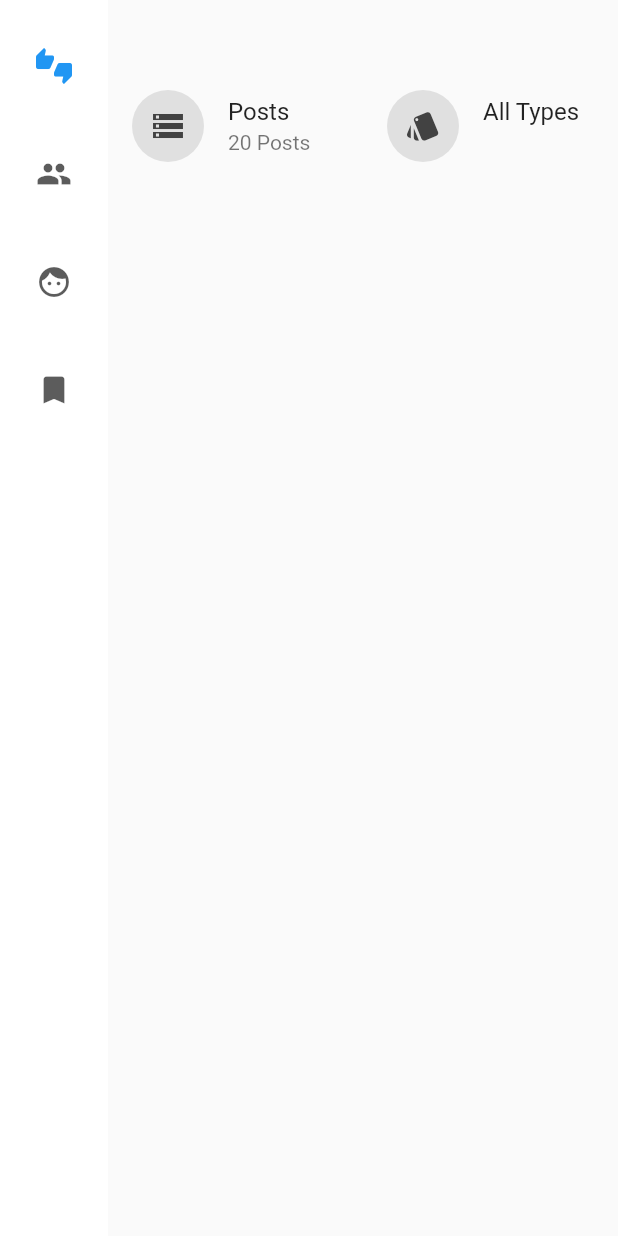
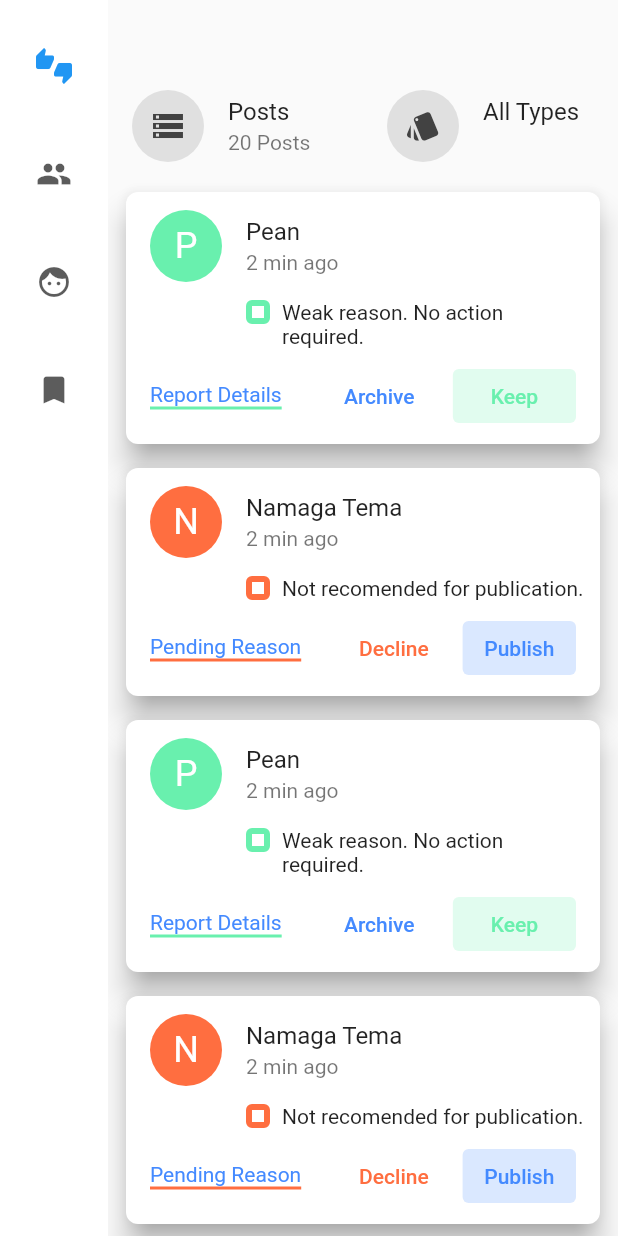
Before and after one commit to tadakun8/flutter_study_ui, a Flutter app: the screen it shows after launch, on a phone screen of 412 x 824 dp. Run offline on Flutter 3.47's test engine with Material 2 defaults, Android fonts, the phone set to English and light mode, and no system bars; our stand-ins replace flutter_riverpod.

Commit message:
feat: show posts

```diff
--- /dev/null
+++ b/admin_mobile/lib/pages/admin_mobile/components/post.dart
@@ -0,0 +1,158 @@
+import 'package:flutter/material.dart';
+
+class Post extends StatelessWidget {
+  final String name;
+  final String message;
+  final String textReason;
+  final Color colorPrimary;
+  final Color colorPositive;
+  final String textPositive;
+  final Color colorNegative;
+  final String textNegative;
+
+  const Post({
+    Key? key,
+    required this.name,
+    required this.message,
+    required this.textReason,
+    required this.colorPrimary,
+    required this.colorPositive,
+    required this.textPositive,
+    required this.colorNegative,
+    required this.textNegative,
+  }) : super(key: key);
+
+  @override
+  Widget build(BuildContext context) {
+    return Container(
+      margin: const EdgeInsets.symmetric(horizontal: 8, vertical: 4),
+      child: Card(
+        // カードの影を設定
+        elevation: 8,
+        shadowColor: Colors.grey,
+        shape: RoundedRectangleBorder(
+          borderRadius: BorderRadius.circular(8),
+        ),
+        child: Column(
+          children: [
+            ListTile(
+              leading: ClipOval(
+                child: Container(
+                  color: colorPrimary,
+                  width: 48,
+                  height: 48,
+                  child: Center(
+                    child: Text(
+                      name.substring(0, 1),
+                      style: const TextStyle(color: Colors.white, fontSize: 24),
+                    ),
+                  ),
+                ),
+              ),
+              title: Text(name),
+              subtitle: const Text('2 min ago'),
+            ),
+            Container(
+              padding: const EdgeInsets.symmetric(horizontal: 8),
+              child: Row(
+                crossAxisAlignment: CrossAxisAlignment.start,
+                children: [
+                  const SizedBox(
+                    width: 72,
+                  ),
+                  Container(
+                    width: 16,
+                    height: 16,
+                    decoration: BoxDecoration(
+                      border: Border.all(color: colorPrimary, width: 4),
+                      borderRadius: BorderRadius.circular(4),
+                    ),
+                  ),
+                  const SizedBox(width: 8),
+                  Flexible(
+                    child: Text(message),
+                  ),
+                ],
+              ),
+            ),
+            Container(
+              padding: const EdgeInsets.symmetric(horizontal: 16, vertical: 8),
+              child: Row(
+                children: [
+                  Container(
+                    decoration: BoxDecoration(
+                      border: Border(
+                        bottom: BorderSide(color: colorPrimary, width: 2),
+                      ),
+                    ),
+                    child: Text(
+                      textReason,
+                      style: const TextStyle(color: Colors.blueAccent),
+                    ),
+                  ),
+                  const SizedBox(width: 24),
+                  Expanded(
+                    child: TextButton(
+                      style: TextButton.styleFrom(
+                        primary: colorNegative,
+                      ),
+                      onPressed: () {},
+                      child: Text(textNegative),
+                    ),
+                  ),
+                  const SizedBox(width: 8),
+                  Expanded(
+                    child: TextButton(
+                      style: TextButton.styleFrom(
+                        primary: colorPositive,
+                        backgroundColor: colorPositive.withOpacity(0.2),
+                      ),
+                      onPressed: () {},
+                      child: Text(textPositive),
+                    ),
+                  ),
+                ],
+              ),
+            ),
+          ],
+        ),
+      ),
+    );
+  }
+}
+
+class PostGreen extends StatelessWidget {
+  const PostGreen({Key? key}) : super(key: key);
+
+  @override
+  Widget build(BuildContext context) {
+    return const Post(
+      name: 'Pean',
+      message: 'Weak reason. No action required.',
+      textReason: 'Report Details',
+      colorPrimary: Colors.greenAccent,
+      colorPositive: Colors.greenAccent,
+      textPositive: 'Keep',
+      colorNegative: Colors.blueAccent,
+      textNegative: 'Archive',
+    );
+  }
+}
+
+class PostRed extends StatelessWidget {
+  const PostRed({Key? key}) : super(key: key);
+
+  @override
+  Widget build(BuildContext context) {
+    return const Post(
+      name: 'Namaga Tema',
+      message: 'Not recomended for publication.',
+      textReason: 'Pending Reason',
+      colorPrimary: Colors.deepOrangeAccent,
+      colorPositive: Colors.blueAccent,
+      textPositive: 'Publish',
+      colorNegative: Colors.deepOrangeAccent,
+      textNegative: 'Decline',
+    );
+  }
+}
--- a/admin_mobile/lib/pages/admin_mobile/components/post_list.dart
+++ b/admin_mobile/lib/pages/admin_mobile/components/post_list.dart
@@ -1,3 +1,4 @@
+import 'package:admin_mobile/pages/admin_mobile/components/post.dart';
 import 'package:admin_mobile/pages/admin_mobile/components/post_header.dart';
 import 'package:flutter/material.dart';
 
@@ -11,8 +12,20 @@ class PostList extends StatelessWidget {
       child: Column(
         // 親Containerの高さを最大まで広げる
         mainAxisSize: MainAxisSize.max,
-        children: const [
-          PostsHeader(),
+        children: [
+          const PostsHeader(),
+          Expanded(
+            child: (ListView(
+              children: const [
+                PostGreen(),
+                PostRed(),
+                PostGreen(),
+                PostRed(),
+                PostGreen(),
+                PostRed(),
+              ],
+            )),
+          ),
         ],
       ),
     );
```
